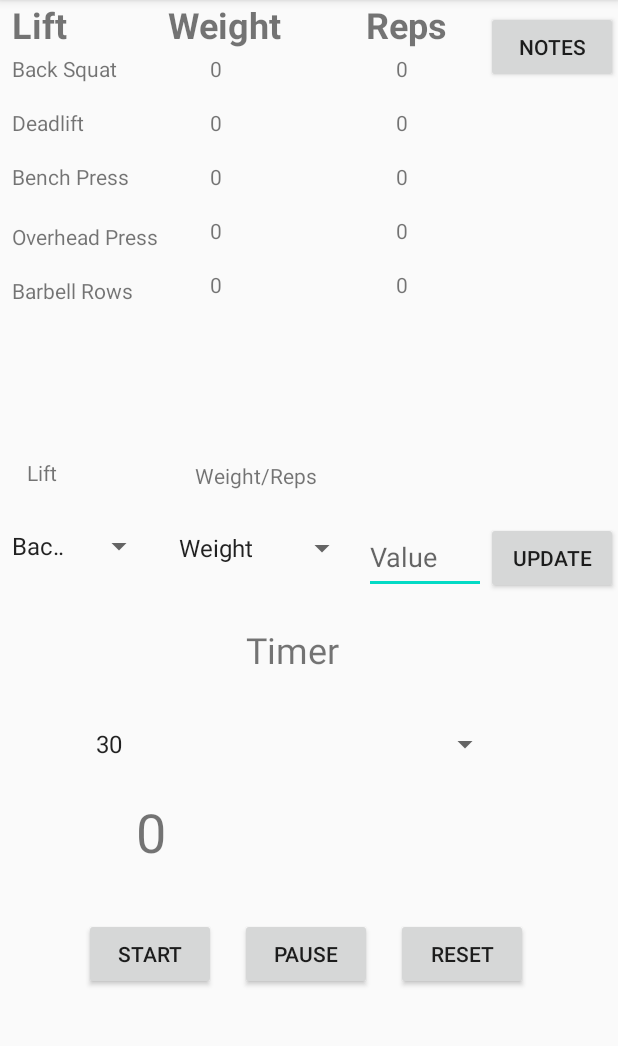
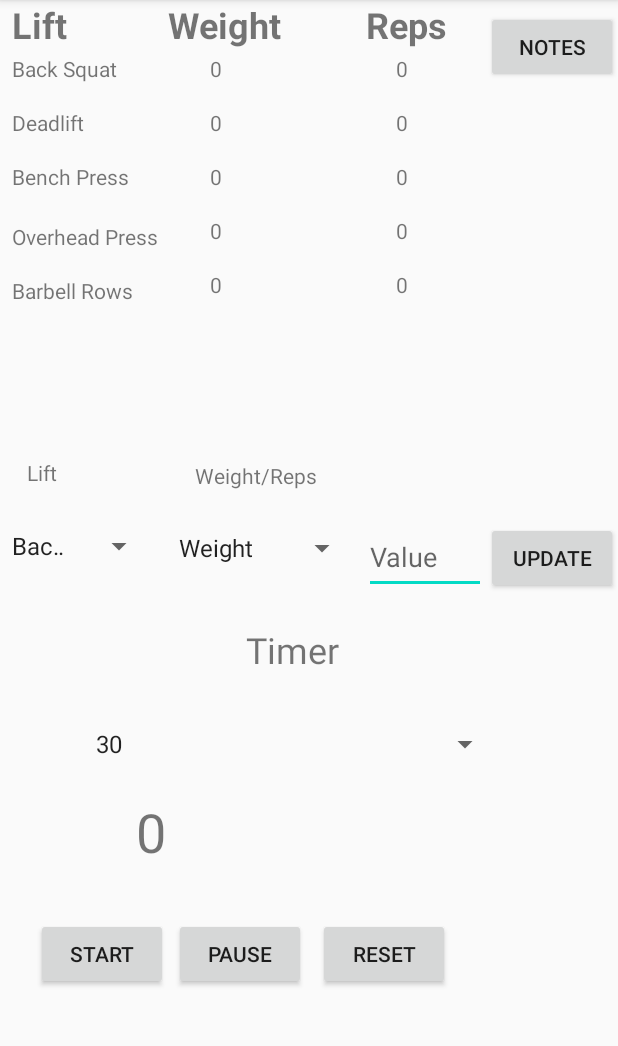
Before and after one commit to BaldeepDhaliwal/fitnessTrackingApp, an Android app: the screen it shows after launch (MainActivity), on a phone screen of 412 x 824 dp, the part 84-1130 px from its top. Run offline under Robolectric (Android 15) with nearby library versions, the phone set to English and light mode, and no system bars.

```diff
--- a/app/src/main/res/layout/activity_main.xml
+++ b/app/src/main/res/layout/activity_main.xml
@@ -278,7 +278,7 @@
         android:id="@+id/resetButton"
         android:layout_width="wrap_content"
         android:layout_height="wrap_content"
-        android:layout_marginStart="264dp"
+        android:layout_marginStart="212dp"
         android:layout_marginBottom="108dp"
         android:text="Reset"
         app:layout_constraintBottom_toBottomOf="parent"
@@ -288,7 +288,7 @@
         android:id="@+id/startButton"
         android:layout_width="wrap_content"
         android:layout_height="wrap_content"
-        android:layout_marginStart="56dp"
+        android:layout_marginStart="24dp"
         android:layout_marginBottom="108dp"
         android:text="Start"
         app:layout_constraintBottom_toBottomOf="parent"
@@ -318,7 +318,7 @@
         android:id="@+id/pauseButton"
         android:layout_width="wrap_content"
         android:layout_height="wrap_content"
-        android:layout_marginStart="160dp"
+        android:layout_marginStart="116dp"
         android:layout_marginBottom="108dp"
         android:text="Pause"
         app:layout_constraintBottom_toBottomOf="parent"
--- a/app/src/main/res/layout/activity_notepad.xml
+++ b/app/src/main/res/layout/activity_notepad.xml
@@ -14,7 +14,7 @@
         android:gravity="top"
         android:hint="Type here..."
         android:inputType="text|textMultiLine|textCapSentences"
-        android:maxLength="90"
+        android:maxLength="10000000"
         android:maxLines="90"
         app:layout_constraintBottom_toBottomOf="parent"
         app:layout_constraintEnd_toEndOf="parent"
```
